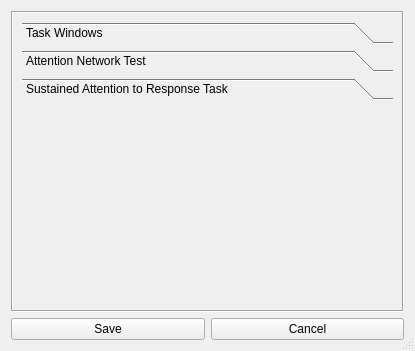
Above: designer/ui/settings_window_qt.ui from sho-87/cognitive-battery before the change. Below: the same form after it.
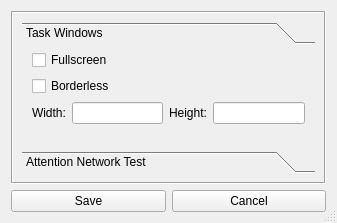
That is the form after the change. The open tabs and pages were chosen to show the change.

Commit message: Remove unused settings pages

What changed in the file:
```diff
--- a/designer/ui/settings_window_qt.ui
+++ b/designer/ui/settings_window_qt.ui
@@ -9,8 +9,8 @@
    <rect>
     <x>0</x>
     <y>0</y>
-    <width>415</width>
-    <height>351</height>
+    <width>337</width>
+    <height>223</height>
    </rect>
   </property>
   <property name="sizePolicy">
@@ -44,8 +44,8 @@
          <rect>
           <x>0</x>
           <y>0</y>
-          <width>391</width>
-          <height>296</height>
+          <width>313</width>
+          <height>168</height>
          </rect>
         </property>
         <layout class="QVBoxLayout" name="verticalLayout_5">
@@ -68,8 +68,8 @@
              <rect>
               <x>0</x>
               <y>0</y>
-              <width>373</width>
-              <height>197</height>
+              <width>295</width>
+              <height>96</height>
              </rect>
             </property>
             <property name="sizePolicy">
@@ -224,43 +224,6 @@
              </item>
             </layout>
            </widget>
-           <widget class="QWidget" name="sart_page">
-            <property name="geometry">
-             <rect>
-              <x>0</x>
-              <y>0</y>
-              <width>373</width>
-              <height>197</height>
-             </rect>
-            </property>
-            <attribute name="label">
-             <string>Sustained Attention to Response Task</string>
-            </attribute>
-            <layout class="QHBoxLayout" name="horizontalLayout_2">
-             <property name="leftMargin">
-              <number>0</number>
-             </property>
-             <property name="topMargin">
-              <number>0</number>
-             </property>
-             <property name="rightMargin">
-              <number>0</number>
-             </property>
-             <property name="bottomMargin">
-              <number>0</number>
-             </property>
-             <item>
-              <layout class="QFormLayout" name="sart_form">
-               <property name="leftMargin">
-                <number>10</number>
-               </property>
-               <property name="rightMargin">
-                <number>10</number>
-               </property>
-              </layout>
-             </item>
-            </layout>
-           </widget>
           </widget>
          </item>
         </layout>
```
Left out of the diff: 6 changed lines with no effect on the pictures. The commit also changes 2 other files.
